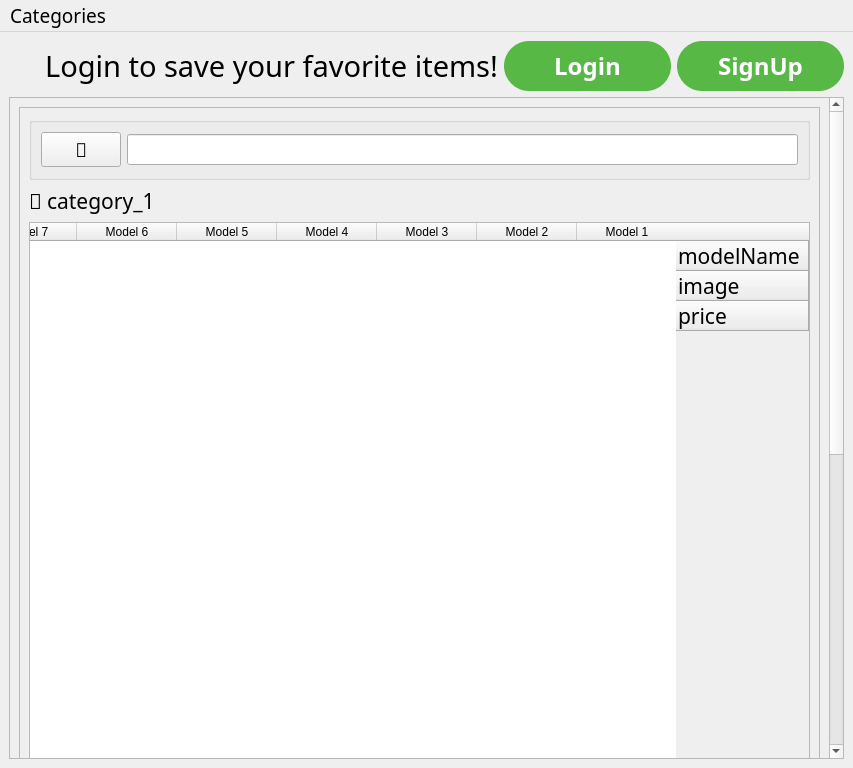
FarazGhoreishy/Shalqam, file ui/main_window.ui: the form before one commit.
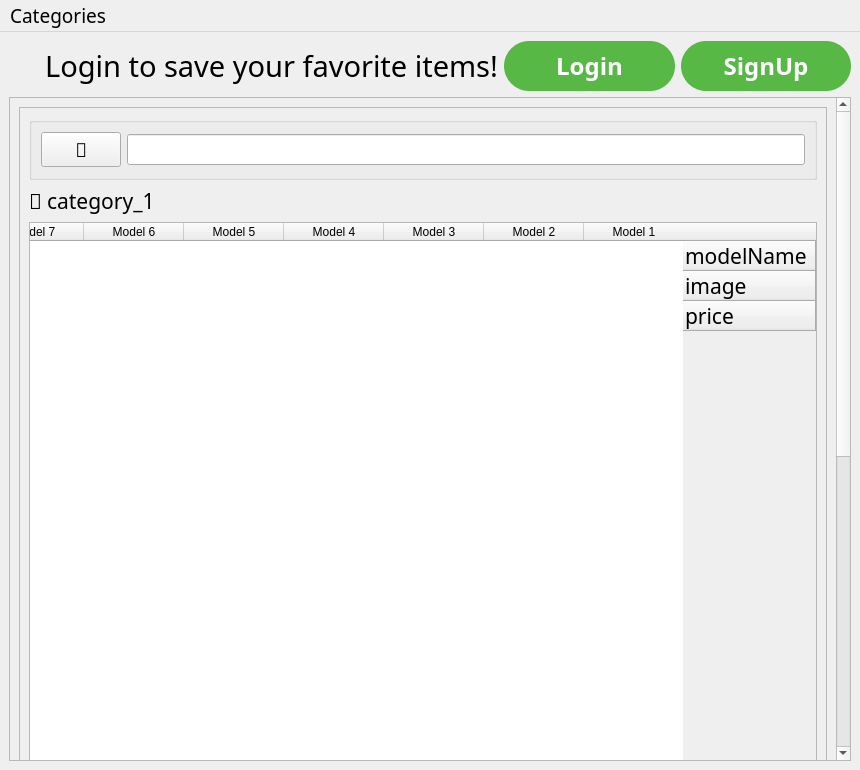
The form after the commit. Icons and pictures are not drawn.

```diff
--- a/ui/main_window.ui
+++ b/ui/main_window.ui
@@ -6,8 +6,8 @@
    <rect>
     <x>0</x>
     <y>0</y>
-    <width>853</width>
-    <height>768</height>
+    <width>860</width>
+    <height>770</height>
    </rect>
   </property>
   <property name="font">
@@ -152,7 +152,7 @@
         <rect>
          <x>0</x>
          <y>0</y>
-         <width>816</width>
+         <width>823</width>
          <height>1218</height>
         </rect>
        </property>
@@ -335,7 +335,7 @@
     <rect>
      <x>0</x>
      <y>0</y>
-     <width>853</width>
+     <width>860</width>
      <height>29</height>
     </rect>
    </property>
```
